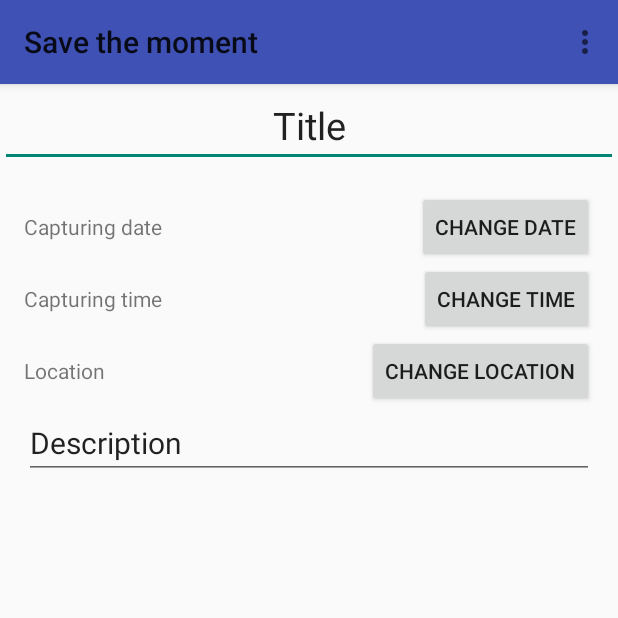
After one commit to eshcherbin/save-the-moment, an Android app: the MomentEditorActivity screen opened directly, with no data from a screen before it, on a phone screen of 412 x 824 dp, the top half of it. The commit adds this screen. Run offline under Robolectric (Android 15) with nearby library versions, the phone set to English and light mode, and no system bars; 8 statements that could not run were skipped.

Commit message:
Implemented MomentEditor without location and media

```diff
--- a/app/build.gradle
+++ b/app/build.gradle
@@ -21,9 +21,10 @@ android {
 
 dependencies {
     compile fileTree(dir: 'libs', include: ['*.jar'])
-    compile 'com.android.support:appcompat-v7:24.2.0'
     androidTestCompile('com.android.support.test.espresso:espresso-core:2.2.2', {
         exclude group: 'com.android.support', module: 'support-annotations'
     })
+    compile 'com.android.support:appcompat-v7:24.2.1'
+    compile 'com.android.support:design:24.2.1'
     testCompile 'junit:junit:4.12'
 }
--- /dev/null
+++ b/app/src/main/java/ru/spbau/savethemoment/ui/MomentEditorActivity.java
@@ -0,0 +1,185 @@
+package ru.spbau.savethemoment.ui;
+
+import android.app.Activity;
+import android.app.DatePickerDialog;
+import android.app.TimePickerDialog;
+import android.content.Context;
+import android.content.Intent;
+import android.os.Bundle;
+import android.support.v7.app.AppCompatActivity;
+import android.support.v7.widget.Toolbar;
+import android.view.Menu;
+import android.view.MenuItem;
+import android.view.View;
+import android.widget.Button;
+import android.widget.DatePicker;
+import android.widget.EditText;
+import android.widget.TextView;
+import android.widget.TimePicker;
+
+import java.text.SimpleDateFormat;
+import java.util.Calendar;
+
+import ru.spbau.savethemoment.R;
+import ru.spbau.savethemoment.common.Moment;
+
+public class MomentEditorActivity extends AppCompatActivity {
+
+    private Toolbar toolbar;
+    private Moment moment;
+    private EditText title;
+    private EditText description;
+    private TextView date;
+    private TextView time;
+    private TextView location;
+    private Button editDate;
+    private Button editTime;
+    private Button editLocation;
+    private Context context;
+    private String parent;
+
+    @Override
+    protected void onCreate(Bundle savedInstanceState) {
+        super.onCreate(savedInstanceState);
+        setContentView(R.layout.activity_momenteditor);
+        context = this;
+
+        toolbar = (Toolbar) findViewById(R.id.tool_bar_momenteditor);
+        setSupportActionBar(toolbar);
+
+        parent = getIntent().getStringExtra("Parent");
+
+        if (parent.equals("MomentView")) {
+            moment = (Moment) getIntent().getSerializableExtra("Moment");
+        } else if (parent.equals("Main")) {
+            moment = Moment.getCurrentMoment();
+        }
+
+        initTitle();
+        initDescription();
+        initDateAndTime();
+        initLocation();
+        //TODO: edit media content
+    }
+
+    @Override
+    public boolean onCreateOptionsMenu(Menu menu) {
+        getMenuInflater().inflate(R.menu.menu_momenteditor, menu);
+        return true;
+    }
+
+    @Override
+    public boolean onOptionsItemSelected(MenuItem item) {
+        int id = item.getItemId();
+        if (id == R.id.menuitem_momenteditor_save) {
+            saveTextChanges();
+            if (parent.equals("MomentView")) {
+                //TODO: call MomentManager to save changes
+                Intent intent = new Intent();
+                intent.putExtra("Moment", moment);
+                setResult(Activity.RESULT_OK, intent);
+                finish();
+            } else if (parent.equals("Main")) {
+                //TODO: call MomentManager to save new moment
+                Intent intent = new Intent(this, MomentViewActivity.class);
+                intent.setFlags(Intent.FLAG_ACTIVITY_CLEAR_TOP);
+                intent.putExtra("Moment", moment);
+                startActivity(intent);
+                finish();
+            }
+            return true;
+        }
+        return false;
+    }
+
+    private void initTitle() {
+        title = (EditText) findViewById(R.id.edittext_momenteditor_title);
+        title.setText(moment.getTitle());
+    }
+
+    private void initDescription() {
+        description = (EditText) findViewById(R.id.edittext_momenteditor_description);
+        description.setText(moment.getDescription());
+    }
+
+    private void initDateAndTime() {
+        date = (TextView) findViewById(R.id.textview_momenteditor_capturingtime_date);
+        final SimpleDateFormat dateFormat = new SimpleDateFormat("EEE dd MMM yyyy");
+        date.setText(dateFormat.format(moment.getCapturingTime().getTime()));
+
+        time = (TextView) findViewById(R.id.textview_momenteditor_capturingtime_time);
+        final SimpleDateFormat timeFormat = new SimpleDateFormat("hh:mm");
+        time.setText(timeFormat.format(moment.getCapturingTime().getTime()));
+
+        editDate = (Button) findViewById(R.id.button_momenteditor_editdate);
+        editDate.setOnClickListener(new View.OnClickListener() {
+            @Override
+            public void onClick(View v) {
+                final Calendar calendar = Calendar.getInstance();
+                int curYear = calendar.get(Calendar.YEAR);
+                int curMonth = calendar.get(Calendar.MONTH);
+                int curDay = calendar.get(Calendar.DAY_OF_MONTH);
+                DatePickerDialog datePickerDialog = new DatePickerDialog(context,
+                        new DatePickerDialog.OnDateSetListener() {
+
+                            @Override
+                            public void onDateSet(DatePicker view, int year, int month, int day) {
+                                dateChanged(year, month, day, dateFormat);
+                            }
+                        }, curYear, curMonth, curDay);
+                datePickerDialog.show();
+            }
+        });
+
+        editTime = (Button) findViewById(R.id.button_momenteditor_edittime);
+        editTime.setOnClickListener(new View.OnClickListener() {
+            @Override
+            public void onClick(View v) {
+                final Calendar calendar = Calendar.getInstance();
+                int curHour = calendar.get(Calendar.HOUR_OF_DAY);
+                int curMinute = calendar.get(Calendar.MINUTE);
+                TimePickerDialog timePickerDialog = new TimePickerDialog(context,
+                        new TimePickerDialog.OnTimeSetListener() {
+
+                            @Override
+                            public void onTimeSet(TimePicker view, int hour, int minute) {
+                                timeChanged(hour, minute, timeFormat);
+                            }
+                        }, curHour, curMinute, false);
+                timePickerDialog.show();
+            }
+        });
+    }
+
+    private void initLocation() {
+        if (parent.equals("Main")) {
+            //TODO: get current location
+        }
+
+        location = (TextView) findViewById(R.id.textview_momenteditor_location);
+        location.setText(moment.getAddress());
+
+        editLocation = (Button) findViewById(R.id.button_momenteditor_editlocation);
+        editLocation.setOnClickListener(new View.OnClickListener() {
+            @Override
+            public void onClick(View v) {
+                //TODO: handle location changes
+            }
+        });
+    }
+
+    private void saveTextChanges() {
+        moment.setTitle(title.getText().toString());
+        moment.setDescription(description.getText().toString());
+    }
+
+    private void dateChanged(int year, int month, int day, SimpleDateFormat dateFormat) {
+        moment.setCapturingDate(year, month, day);
+        date.setText(dateFormat.format(moment.getCapturingTime().getTime()));
+    }
+
+    private void timeChanged(int hour, int minute, SimpleDateFormat timeFormat) {
+        moment.setCapturingTime(hour, minute);
+        time.setText(timeFormat.format(moment.getCapturingTime().getTime()));
+    }
+}
--- /dev/null
+++ b/app/src/main/res/layout/activity_momenteditor.xml
@@ -0,0 +1,94 @@
+<?xml version="1.0" encoding="utf-8"?>
+<LinearLayout xmlns:android="http://schemas.android.com/apk/res/android"
+    xmlns:tools="http://schemas.android.com/tools"
+    android:id="@+id/activity_moment_editor"
+    android:layout_width="match_parent"
+    android:layout_height="wrap_content"
+    tools:context="ru.spbau.savethemoment.ui.MomentEditorActivity"
+    android:orientation="vertical">
+
+    <include
+        android:id="@+id/tool_bar_momenteditor"
+        layout="@layout/tool_bar"
+        ></include>
+
+    <EditText
+        android:gravity="center"
+        android:text="@string/edittext_momenteditor_title_text"
+        android:textSize="25sp"
+        android:layout_width="match_parent"
+        android:layout_height="wrap_content"
+        android:id="@+id/edittext_momenteditor_title"
+        android:layout_weight="1" />
+
+    <LinearLayout
+        android:orientation="vertical"
+        android:layout_width="match_parent"
+        android:layout_height="match_parent"
+        android:paddingBottom="@dimen/activity_vertical_margin"
+        android:paddingLeft="@dimen/activity_horizontal_margin"
+        android:paddingRight="@dimen/activity_horizontal_margin"
+        android:paddingTop="@dimen/activity_vertical_margin">
+
+        <LinearLayout
+            android:layout_width="match_parent"
+            android:layout_height="wrap_content"
+            android:orientation="horizontal">
+            <TextView
+                android:text="@string/textview_momenteditor_capturingtime_date_text"
+                android:layout_width="wrap_content"
+                android:layout_height="wrap_content"
+                android:id="@+id/textview_momenteditor_capturingtime_date"
+                android:layout_weight="1" />
+            <Button
+                android:layout_width="wrap_content"
+                android:layout_height="wrap_content"
+                android:id="@+id/button_momenteditor_editdate"
+                android:text="@string/button_momenteditor_editdate_text"/>
+        </LinearLayout>
+
+        <LinearLayout
+            android:layout_width="match_parent"
+            android:layout_height="wrap_content"
+            android:orientation="horizontal">
+            <TextView
+                android:text="@string/textview_momenteditor_capturingtime_time_text"
+                android:layout_width="wrap_content"
+                android:layout_height="wrap_content"
+                android:id="@+id/textview_momenteditor_capturingtime_time"
+                android:layout_weight="1" />
+            <Button
+                android:layout_width="wrap_content"
+                android:layout_height="wrap_content"
+                android:id="@+id/button_momenteditor_edittime"
+                android:text="@string/button_momenteditor_edittime_text"/>
+        </LinearLayout>
+
+        <LinearLayout
+            android:layout_width="match_parent"
+            android:layout_height="wrap_content"
+            android:orientation="horizontal">
+            <TextView
+                android:text="@string/textview_momenteditor_location_text"
+                android:layout_width="wrap_content"
+                android:layout_height="wrap_content"
+                android:id="@+id/textview_momenteditor_location"
+                android:layout_weight="1" />
+            <Button
+                android:layout_width="wrap_content"
+                android:layout_height="wrap_content"
+                android:id="@+id/button_momenteditor_editlocation"
+                android:text="@string/button_momenteditor_editlocation_text"/>
+        </LinearLayout>
+
+        <EditText
+            android:text="@string/edittext_momenteditor_description_text"
+            android:textSize="20sp"
+            android:layout_width="match_parent"
+            android:layout_height="wrap_content"
+            android:id="@+id/edittext_momenteditor_description"
+            android:layout_weight="1" />
+
+    </LinearLayout>
+
+</LinearLayout>
--- a/app/src/main/res/layout/activity_momentview.xml
+++ b/app/src/main/res/layout/activity_momentview.xml
@@ -38,7 +38,7 @@
         <TextView
             android:gravity="center"
             android:text="@string/textview_momentview_title_text"
-            android:textSize="30sp"
+            android:textSize="25sp"
             android:layout_width="match_parent"
             android:layout_height="wrap_content"
             android:id="@+id/textview_momentview_title"
@@ -46,7 +46,7 @@
 
         <TextView
             android:text="@string/textview_momentview_description_text"
-            android:textSize="25sp"
+            android:textSize="20sp"
             android:layout_width="match_parent"
             android:layout_height="wrap_content"
             android:id="@+id/textview_momentview_description"
--- /dev/null
+++ b/app/src/main/res/menu/menu_momenteditor.xml
@@ -0,0 +1,11 @@
+<?xml version="1.0" encoding="utf-8"?>
+<menu xmlns:android="http://schemas.android.com/apk/res/android"
+    xmlns:app="http://schemas.android.com/apk/res-auto"
+    xmlns:tools="http://schemas.android.com/tools"
+    tools:context=".ui.MomentEditorActivity">
+    <item
+        android:id="@+id/menuitem_momenteditor_save"
+        android:orderInCategory="100"
+        android:title="@string/menuitem_momenteditor_save_text"
+        app:showAsAction="never" />
+</menu>
--- a/app/src/main/res/menu/menu_momentview.xml
+++ b/app/src/main/res/menu/menu_momentview.xml
@@ -4,6 +4,11 @@
     xmlns:tools="http://schemas.android.com/tools"
     tools:context=".ui.MomentViewActivity">
     <item
+        android:id="@+id/menuitem_momentview_edit"
+        android:orderInCategory="100"
+        android:title="@string/menuitem_momentview_edit_text"
+        app:showAsAction="never" />
+    <item
         android:id="@+id/menuitem_momentview_onmap"
         android:orderInCategory="100"
         android:title="@string/menuitem_momentview_onmap_text"
--- a/app/src/main/res/values/strings.xml
+++ b/app/src/main/res/values/strings.xml
@@ -8,4 +8,15 @@
     <string name="textview_momentview_description_text">Description</string>
     <string name="textview_momentview_capturingtime_text">Capturing time</string>
     <string name="menuitem_momentview_onmap_text">Show on map</string>
+    <string name="menuitem_momentview_edit_text">Edit</string>
+    <string name="menuitem_momenteditor_save_text">Save</string>
+    <string name="edittext_momenteditor_title_text">Title</string>
+    <string name="edittext_momenteditor_location_text">Location</string>
+    <string name="edittext_momenteditor_description_text">Description</string>
+    <string name="textview_momenteditor_capturingtime_date_text">Capturing date</string>
+    <string name="textview_momenteditor_capturingtime_time_text">Capturing time</string>
+    <string name="textview_momenteditor_location_text">Location</string>
+    <string name="button_momenteditor_editdate_text">Change date</string>
+    <string name="button_momenteditor_edittime_text">Change time</string>
+    <string name="button_momenteditor_editlocation_text">Change location</string>
 </resources>
```
Also changed, not shown: app/src/main/AndroidManifest.xml (+4 -4 lines), app/src/main/java/ru/spbau/savethemoment/common/Moment.java (+28 -3 lines), app/src/main/java/ru/spbau/savethemoment/ui/MomentViewActivity.java (+44 -20 lines), 2 other files.
